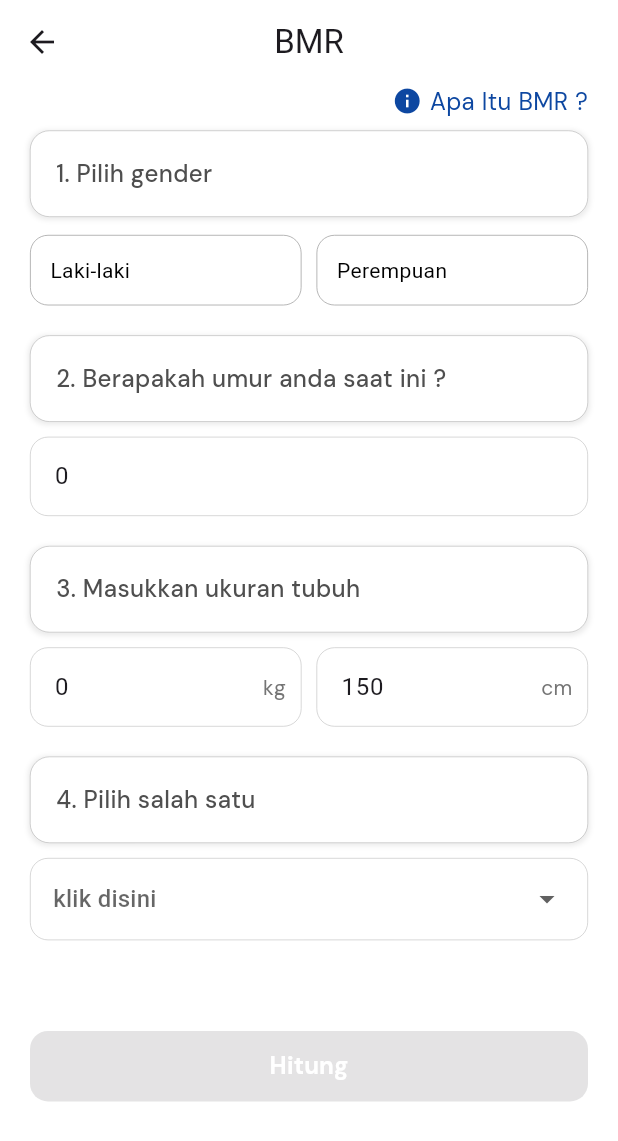
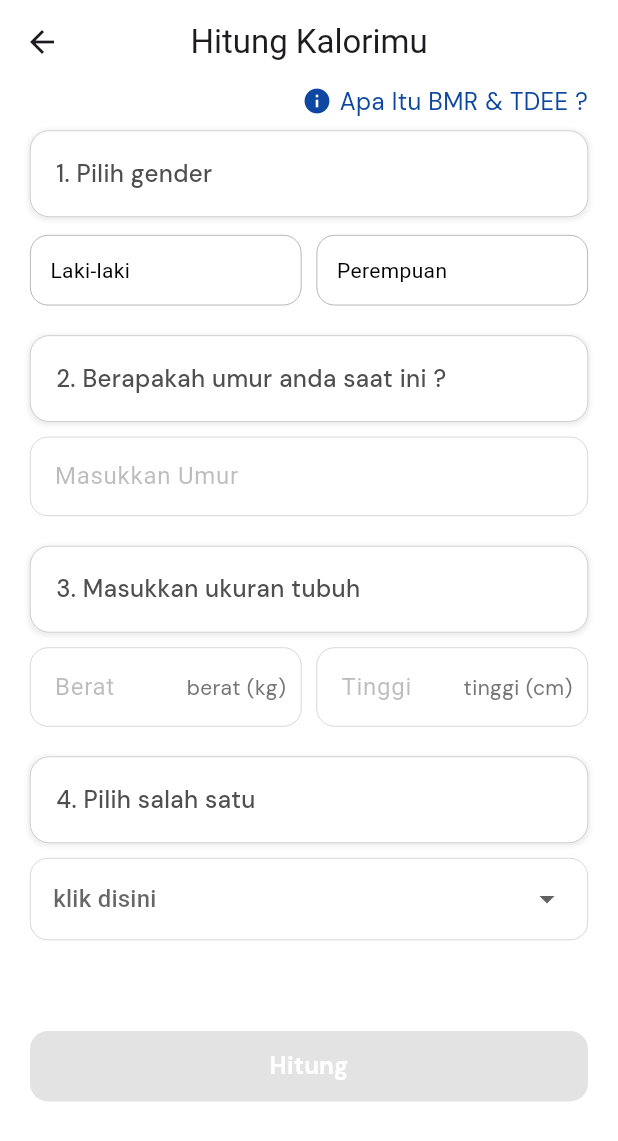
Before and after one commit to zuwhi/glukofit, a Flutter app: the BmrView screen opened directly with empty values, on a phone screen of 412 x 824 dp. Shown: the top 1141 px of the screen. Run offline on Flutter 3.47's test engine with Material 3 defaults, Android fonts, the phone set to English and light mode, and no system bars; our stand-ins replace appwrite, cached_network_image, camera, dio, easy_date_timeline, flutter_svg and 8 more; missing offline and left inert: flutter_tflite, horizontal_picker.

Commit message:
change bmr

```diff
--- a/lib/controllers/bmr_controller.dart
+++ b/lib/controllers/bmr_controller.dart
@@ -7,9 +7,9 @@ import 'package:logger/logger.dart';
 enum Gender { empty, male, female }
 
 class BmrController extends GetxController {
-  RxInt age = 0.obs;
-  RxInt height = 150.obs;
-  RxInt weight = 0.obs;
+  RxString age = ''.obs;
+  RxString height = ''.obs;
+  RxString weight = ''.obs;
 
   RxDouble bmr = 0.0.obs;
   RxDouble tdee = 0.0.obs;
@@ -26,10 +26,10 @@ class BmrController extends GetxController {
       return;
     } else if (gender.value == Gender.male) {
       bmr.value =
-          (10 * weight.value) + (6.25 * height.value) - (5 * age.value) + 5;
+          (10 * double.parse(weight.value)) + (6.25 * double.parse(height.value)) - (5 * double.parse(age.value)) + 5;
     } else if (gender.value == Gender.female) {
       bmr.value =
-          (10 * weight.value) + (6.25 * height.value) - (5 * age.value) - 161;
+          (10 * double.parse(weight.value)) + (6.25 * double.parse(height.value)) - (5 * double.parse(age.value)) - 161;
     }
 
     kaloriTotal.value = bmr.value * tdee.value;
@@ -50,6 +50,7 @@ class BmrController extends GetxController {
       isLoading.value = false;
     }
   }
+
   void updateBmr(BMRModel model) async {
     try {
       isLoading.value = true;
--- a/lib/models/bmr_model.dart
+++ b/lib/models/bmr_model.dart
@@ -4,7 +4,7 @@ import 'dart:convert';
 class BMRModel {
   final String id;
   final String? userId;
-  final double? total;
+  final num? total;
   BMRModel({
     required this.id,
     this.userId,
@@ -15,7 +15,7 @@ class BMRModel {
   BMRModel copyWith({
     String? id,
     String? userId,
-    double? total,
+    num? total,
   }) {
     return BMRModel(
       id: id ?? this.id,
@@ -36,7 +36,7 @@ class BMRModel {
     return BMRModel(
       id: map['\$id'] as String,
       userId: map['userId'] != null ? map['userId'] as String : null,
-      total: map['total'] != null ? map['total'] as double : null,
+      total: map['total'] != null ? map['total'] as num : null,
     );
   }
 
--- a/lib/views/BMR/bmr_view.dart
+++ b/lib/views/BMR/bmr_view.dart
@@ -11,6 +11,7 @@ import 'package:glukofit/views/diagnosa/widgets/custom_choice_chip_widget.dart';
 import 'package:glukofit/views/diagnosa/widgets/custom_form_diagnose_widget.dart';
 import 'package:glukofit/views/global_widgets/button_primary.dart';
 import 'package:glukofit/views/global_widgets/text_primary.dart';
+import 'package:logger/logger.dart';
 
 class BmrView extends StatelessWidget {
   const BmrView({super.key});
@@ -23,21 +24,23 @@ class BmrView extends StatelessWidget {
     final AuthController authController = Get.find();
     final BmrController controller = Get.put(BmrController());
     if (authController.userData.value['berat'] != null) {
-      controller.weight.value = authController.userData.value['berat'];
+      Logger().d(authController.userData.value['berat']);
+      controller.weight.value =
+          authController.userData.value['berat'].toString();
     }
     if (authController.userData.value['tinggi'] != null) {
-      controller.height.value = authController.userData.value['tinggi'];
+      controller.height.value =
+          authController.userData.value['tinggi'].toString();
     }
     if (authController.userData.value['umur'] != null) {
-      controller.age.value = authController.userData.value['umur'];
+      controller.age.value = authController.userData.value['umur'].toString();
     }
 
-    final ageController =
-        TextEditingController(text: controller.age.value.toString());
+    final ageController = TextEditingController(text: controller.age.value);
     final weightController =
-        TextEditingController(text: controller.weight.value.toString());
+        TextEditingController(text: controller.weight.value);
     final heightController =
-        TextEditingController(text: controller.height.value.toString());
+        TextEditingController(text: controller.height.value);
 
     final List<String> listOption = [
       'Suka Rebahan',
@@ -49,7 +52,7 @@ class BmrView extends StatelessWidget {
 
     return Scaffold(
       appBar: AppBar(
-        title: const Text("BMR"),
+        title: const Text("Hitung Kalorimu"),
         centerTitle: true,
         actions: const [],
       ),
@@ -68,32 +71,7 @@ class BmrView extends StatelessWidget {
                           InkWell(
                             onTap: () {
                               Get.dialog(
-                                AlertDialog(
-                                  backgroundColor: Colors.white,
-                                  insetPadding: const EdgeInsets.all(13),
-                                  title: TextPrimary(
-                                    text: "Apa Itu BMR ?",
-                                    fontSize: 18.0,
-                                    fontWeight: FontWeight.bold,
-                                    color: Colors.grey[800],
-                                  ),
-                                  content: TextPrimary(
-                                    textAlign: TextAlign.justify,
-                                    text:
-                                        '''Basal metabolic rate (BMR) adalah kalori yang tubuh Anda perlukan untuk melakukan aktivitas dasar tubuh seperti bernapas dan memompa darah saat tubuh sedang beristirahat. Memahami BMR penting dalam pencegahan diabetes karena membantu dalam mengatur asupan kalori harian yang tepat. Dengan menjaga kalori yang dikonsumsi sesuai dengan BMR, seseorang dapat menghindari kelebihan berat badan, yang merupakan salah satu faktor risiko utama untuk diabetes tipe 2. Mengatur asupan kalori dan menjaga berat badan ideal dapat membantu mencegah resistensi insulin dan menjaga kadar gula darah tetap normal, yang merupakan langkah penting dalam mencegah diabetes.
-        ''',
-                                    fontSize: 15.0,
-                                    color: Colors.grey[600],
-                                  ),
-                                  // actions: [
-                                  //   TextButton(
-                                  //     child: const Text("tutup"),
-                                  //     onPressed: () {
-                                  //       Get.back();
-                                  //     },
-                                  //   ),
-                                  // ],
-                                ),
+                                const DialogBMR(),
                               );
                             },
                             child: Row(
@@ -108,7 +86,7 @@ class BmrView extends StatelessWidget {
                                     width: 5.0,
                                   ),
                                   TextPrimary(
-                                    text: "Apa Itu BMR ?",
+                                    text: "Apa Itu BMR & TDEE ?",
                                     fontSize: 16.0,
                                     color: Colors.blue[900],
                                   ),
@@ -166,7 +144,7 @@ class BmrView extends StatelessWidget {
                         controller: ageController,
                         hintText: "Masukkan Umur",
                         onChanged: (value) {
-                          controller.age.value = int.parse(value);
+                          controller.age.value = value;
                         },
                       ),
                       const SizedBox(
@@ -186,11 +164,11 @@ class BmrView extends StatelessWidget {
                                 controller: weightController,
                                 hintText: "Berat",
                                 suffixIcon: TextPrimary(
-                                  text: "kg  ",
+                                  text: "berat (kg)  ",
                                   color: Colors.grey[600],
                                 ),
                                 onChanged: (value) {
-                                  controller.weight.value = int.parse(value);
+                                  controller.weight.value = value;
                                 },
                               ),
                             ),
@@ -203,11 +181,11 @@ class BmrView extends StatelessWidget {
                                 controller: heightController,
                                 hintText: "Tinggi",
                                 suffixIcon: TextPrimary(
-                                  text: "cm  ",
+                                  text: "tinggi (cm)  ",
                                   color: Colors.grey[600],
                                 ),
                                 onChanged: (value) {
-                                  controller.height.value = int.parse(value);
+                                  controller.height.value = value;
                                 },
                               ),
                             ),
@@ -297,8 +275,7 @@ class BmrView extends StatelessWidget {
                                 child: Padding(
                                   padding: const EdgeInsets.all(20.0),
                                   child: Column(
-                                    mainAxisSize: MainAxisSize
-                                        .min, // Untuk memastikan dialog sesuai dengan konten
+                                    mainAxisSize: MainAxisSize.min,
                                     children: [
                                       const SizedBox(
                                         height: 10.0,
@@ -312,7 +289,7 @@ class BmrView extends StatelessWidget {
                                       ),
                                       const SizedBox(height: 16),
                                       Text(
-                                        "${controller.kaloriTotal.value.toInt()} adalah jumlah kalori maximal yang kamu butuhkan saat ini. ingin menyimpannya sebagai pengingat ?",
+                                        "${controller.kaloriTotal.value.toInt()} adalah jumlah rata-rata kalori  yang kamu butuhkan saat ini. ingin menyimpannya sebagai pengingat ?",
                                       ),
                                       const SizedBox(height: 24),
                                       Row(
@@ -362,9 +339,9 @@ class BmrView extends StatelessWidget {
                                 ),
                               ));
                             },
-                            isActive: controller.weight.value != 0 &&
-                                controller.height.value != 0 &&
-                                controller.age.value != 0 &&
+                            isActive: controller.weight.value != '' &&
+                                controller.height.value != '' &&
+                                controller.age.value != '' &&
                                 controller.option.value != null &&
                                 controller.gender.value != Gender.empty,
                             backgroundColor: AppColors.orange,
@@ -379,3 +356,40 @@ class BmrView extends StatelessWidget {
     );
   }
 }
+
+class DialogBMR extends StatelessWidget {
+  const DialogBMR({
+    super.key,
+  });
+
+  @override
+  Widget build(BuildContext context) {
+    return AlertDialog(
+      backgroundColor: Colors.white,
+      insetPadding: const EdgeInsets.all(13),
+      title: TextPrimary(
+        text: "Apa Itu BMR dan TDEE?",
+        fontSize: 18.0,
+        fontWeight: FontWeight.bold,
+        color: Colors.grey[800],
+      ),
+      content: TextPrimary(
+        textAlign: TextAlign.justify,
+        text:
+            '''Basal Metabolic Rate (BMR) adalah jumlah energi yang tubuhmu butuhkan untuk menjalankan fungsi dasar seperti bernapas, menjaga suhu tubuh, dan mencerna makanan saat kamu dalam keadaan istirahat.
+Total Daily Energy Expenditure (TDEE) adalah jumlah total kalori yang dibakar tubuh Anda dalam satu hari, termasuk kalori yang dibutuhkan untuk fungsi dasar tubuh (BMR) dan kalori yang digunakan untuk aktivitas fisik seperti bekerja, berolahraga, dan aktivitas sehari-hari lainnya. TDEE digunakan untuk menentukan berapa banyak kalori yang perlu Anda konsumsi setiap hari untuk mencapai tujuan berat badan Anda. Jika Anda ingin mempertahankan berat badan, Anda harus mengonsumsi kalori sebanyak TDEE Anda. Jika Anda ingin menurunkan berat badan, Anda harus mengonsumsi sedikit lebih sedikit dari TDEE Anda, dan jika Anda ingin menambah berat badan, Anda perlu mengonsumsi lebih banyak kalori daripada TDEE Anda. Perhitungan ini membantu dalam merencanakan pola makan yang sesuai dengan kebutuhan energi dan tujuan kesehatan Anda..
+            ''',
+        fontSize: 15.0,
+        color: Colors.grey[600],
+      ),
+      // actions: [
+      //   TextButton(
+      //     child: const Text("tutup"),
+      //     onPressed: () {
+      //       Get.back();
+      //     },
+      //   ),
+      // ],
+    );
+  }
+}
--- a/lib/views/tracker/widgets/card_pantau_kalori.dart
+++ b/lib/views/tracker/widgets/card_pantau_kalori.dart
@@ -80,7 +80,7 @@ class CardPantauKalori extends StatelessWidget {
             mainAxisAlignment: MainAxisAlignment.center,
             children: [
               TextPrimary(
-                text: "Target Maximal kalorimu :",
+                text: "kalori yang dibutuhkan :",
                 fontSize: 13,
                 color: Colors.grey.shade200,
                 fontWeight: FontWeight.w500,
```
Also changed, not shown: lib/controllers/tracker_controller.dart (+7 -6 lines), lib/services/appwrite_bmr.dart (+7 -3 lines), lib/views/global_widgets/bottom_sheet_add_nutrition_widget.dart (+6 -3 lines), pubspec.lock.
